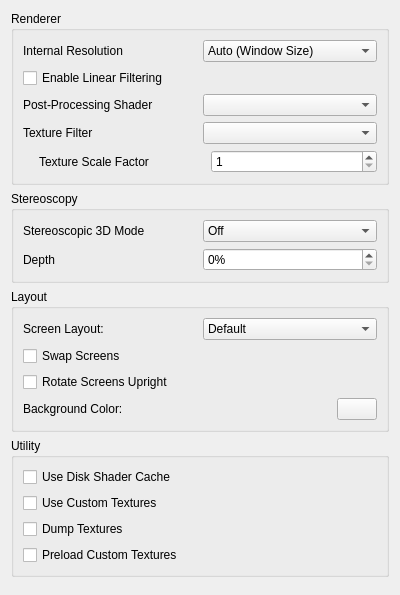
Above: src/citra_qt/configuration/configure_enhancements.ui from MokuDuk/citra before the change. Below: the same form after it.
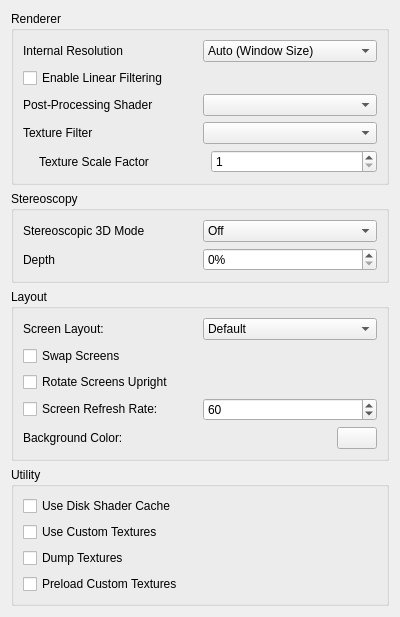
That is the form after the change.

Commit message: vvanelslande's screen refresh rate setting

```diff
--- a/src/citra_qt/configuration/configure_enhancements.ui
+++ b/src/citra_qt/configuration/configure_enhancements.ui
@@ -301,6 +301,30 @@
         </property>
        </widget>
       </item>
+      <item>
+       <layout class="QHBoxLayout" name="horizontalLayout_9">
+        <item>
+         <widget class="QCheckBox" name="custom_refresh_rate">
+          <property name="text">
+           <string>Screen Refresh Rate:</string>
+          </property>
+         </widget>
+        </item>
+        <item>
+         <widget class="QSpinBox" name="screen_refresh_rate">
+          <property name="minimum">
+           <number>1</number>
+          </property>
+          <property name="maximum">
+           <number>999</number>
+          </property>
+          <property name="value">
+           <number>60</number>
+          </property>
+         </widget>
+        </item>
+       </layout>
+      </item>
       <item>
        <layout class="QHBoxLayout" name="horizontalLayout_6">
         <item>
```
The commit also changes 4 other files.
